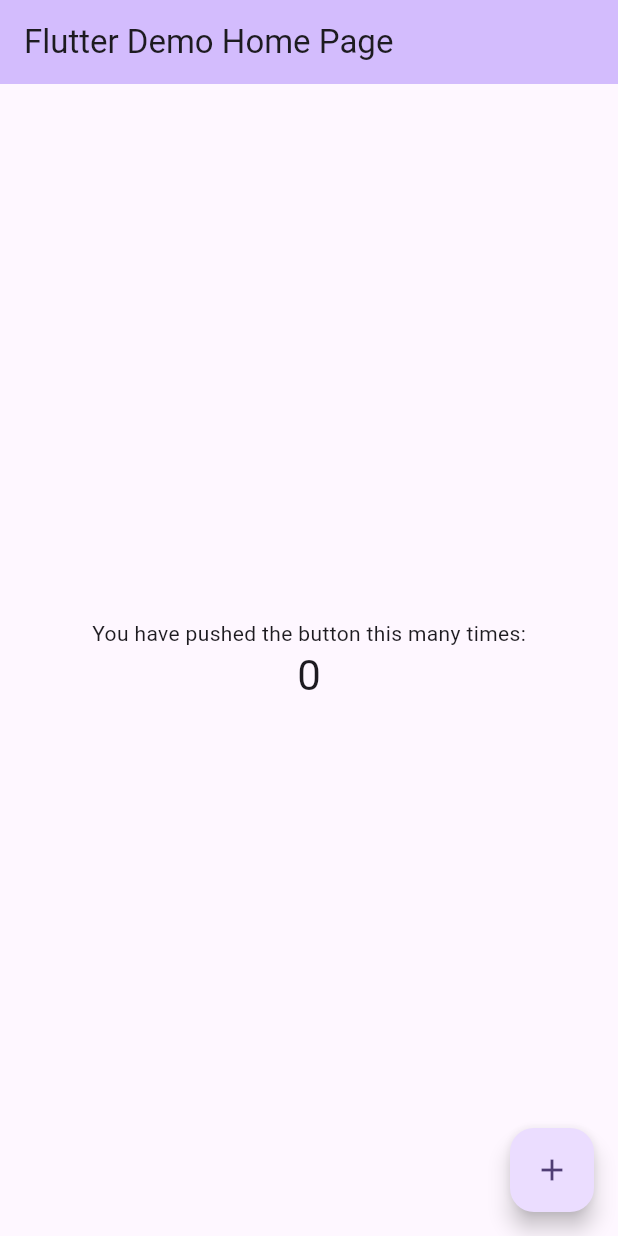
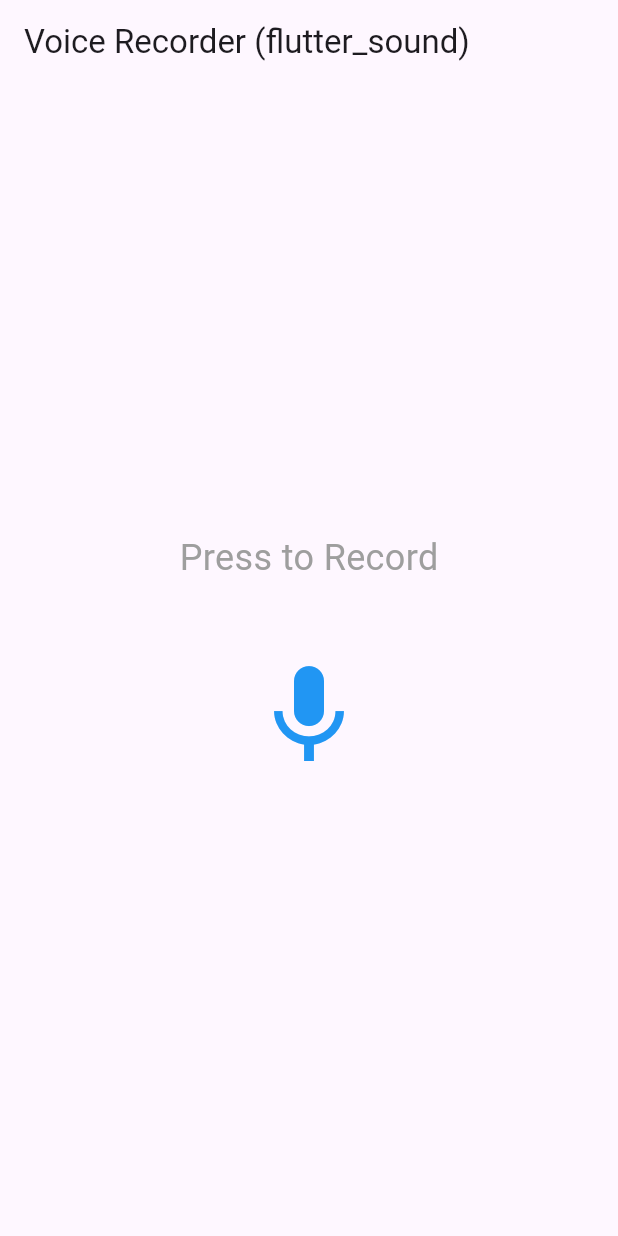
Before and after one commit to YEEDLIB/flutterapp, a Flutter app: the screen it shows after launch, on a phone screen of 412 x 824 dp. Run offline on Flutter 3.47's test engine with Material 3 defaults, Android fonts, the phone set to English and light mode, and no system bars; our stand-ins replace permission_handler; missing offline and left inert: flutter_sound.

Commit message:
Update main.dart

```diff
--- a/my_app/lib/main.dart
+++ b/my_app/lib/main.dart
@@ -1,122 +1,118 @@
+import 'dart:io';
 import 'package:flutter/material.dart';
+import 'package:flutter_sound/flutter_sound.dart';
+import 'package:path_provider/path_provider.dart';
+import 'package:permission_handler/permission_handler.dart';
 
 void main() {
-  runApp(const MyApp());
+  runApp(const VoiceRecorderApp());
 }
 
-class MyApp extends StatelessWidget {
-  const MyApp({super.key});
+class VoiceRecorderApp extends StatelessWidget {
+  const VoiceRecorderApp({super.key});
 
-  // This widget is the root of your application.
   @override
   Widget build(BuildContext context) {
     return MaterialApp(
-      title: 'Flutter Demo',
+      title: 'Voice Recorder',
       theme: ThemeData(
-        // This is the theme of your application.
-        //
-        // TRY THIS: Try running your application with "flutter run". You'll see
-        // the application has a purple toolbar. Then, without quitting the app,
-        // try changing the seedColor in the colorScheme below to Colors.green
-        // and then invoke "hot reload" (save your changes or press the "hot
-        // reload" button in a Flutter-supported IDE, or press "r" if you used
-        // the command line to start the app).
-        //
-        // Notice that the counter didn't reset back to zero; the application
-        // state is not lost during the reload. To reset the state, use hot
-        // restart instead.
-        //
-        // This works for code too, not just values: Most code changes can be
-        // tested with just a hot reload.
-        colorScheme: .fromSeed(seedColor: Colors.deepPurple),
+        primarySwatch: Colors.blue,
       ),
-      home: const MyHomePage(title: 'Flutter Demo Home Page'),
+      home: const VoiceRecorderPage(),
     );
   }
 }
 
-class MyHomePage extends StatefulWidget {
-  const MyHomePage({super.key, required this.title});
-
-  // This widget is the home page of your application. It is stateful, meaning
-  // that it has a State object (defined below) that contains fields that affect
-  // how it looks.
-
-  // This class is the configuration for the state. It holds the values (in this
-  // case the title) provided by the parent (in this case the App widget) and
-  // used by the build method of the State. Fields in a Widget subclass are
-  // always marked "final".
-
-  final String title;
+class VoiceRecorderPage extends StatefulWidget {
+  const VoiceRecorderPage({super.key});
 
   @override
-  State<MyHomePage> createState() => _MyHomePageState();
+  State<VoiceRecorderPage> createState() => _VoiceRecorderPageState();
 }
 
-class _MyHomePageState extends State<MyHomePage> {
-  int _counter = 0;
+class _VoiceRecorderPageState extends State<VoiceRecorderPage> {
+  final FlutterSoundRecorder _recorder = FlutterSoundRecorder();
+  bool _isRecorderInitialized = false;
+  bool _isRecording = false;
+  String? _recordingPath;
 
-  void _incrementCounter() {
+  @override
+  void initState() {
+    super.initState();
+    _initializeRecorder();
+  }
+
+  Future<void> _initializeRecorder() async {
+    await _recorder.openRecorder();
     setState(() {
-      // This call to setState tells the Flutter framework that something has
-      // changed in this State, which causes it to rerun the build method below
-      // so that the display can reflect the updated values. If we changed
-      // _counter without calling setState(), then the build method would not be
-      // called again, and so nothing would appear to happen.
-      _counter++;
+      _isRecorderInitialized = true;
+    });
+  }
+
+  Future<void> _requestPermissions() async {
+    await Permission.microphone.request();
+    await Permission.storage.request();
+  }
+
+  Future<void> _startRecording() async {
+    if (!_isRecorderInitialized) return;
+    await _requestPermissions();
+
+    final directory = await getApplicationDocumentsDirectory();
+    final path = '${directory.path}/voice_recording_${DateTime.now().millisecondsSinceEpoch}.wav';
+
+    await _recorder.startRecorder(
+      toFile: path,
+      codec: Codec.pcm16WAV,
+    );
+
+    setState(() {
+      _isRecording = true;
+      _recordingPath = path;
+    });
+  }
+
+  Future<void> _stopRecording() async {
+    if (!_isRecorderInitialized) return;
+    await _recorder.stopRecorder();
+    setState(() {
+      _isRecording = false;
     });
   }
 
   @override
+  void dispose() {
+    _recorder.closeRecorder();
+    super.dispose();
+  }
+
+  @override
   Widget build(BuildContext context) {
-    // This method is rerun every time setState is called, for instance as done
-    // by the _incrementCounter method above.
-    //
-    // The Flutter framework has been optimized to make rerunning build methods
-    // fast, so that you can just rebuild anything that needs updating rather
-    // than having to individually change instances of widgets.
     return Scaffold(
       appBar: AppBar(
-        // TRY THIS: Try changing the color here to a specific color (to
-        // Colors.amber, perhaps?) and trigger a hot reload to see the AppBar
-        // change color while the other colors stay the same.
-        backgroundColor: Theme.of(context).colorScheme.inversePrimary,
-        // Here we take the value from the MyHomePage object that was created by
-        // the App.build method, and use it to set our appbar title.
-        title: Text(widget.title),
+        title: const Text('Voice Recorder (flutter_sound)'),
       ),
       body: Center(
-        // Center is a layout widget. It takes a single child and positions it
-        // in the middle of the parent.
         child: Column(
-          // Column is also a layout widget. It takes a list of children and
-          // arranges them vertically. By default, it sizes itself to fit its
-          // children horizontally, and tries to be as tall as its parent.
-          //
-          // Column has various properties to control how it sizes itself and
-          // how it positions its children. Here we use mainAxisAlignment to
-          // center the children vertically; the main axis here is the vertical
-          // axis because Columns are vertical (the cross axis would be
-          // horizontal).
-          //
-          // TRY THIS: Invoke "debug painting" (choose the "Toggle Debug Paint"
-          // action in the IDE, or press "p" in the console), to see the
-          // wireframe for each widget.
-          mainAxisAlignment: .center,
+          mainAxisAlignment: MainAxisAlignment.center,
           children: [
-            const Text('You have pushed the button this many times:'),
             Text(
-              '$_counter',
-              style: Theme.of(context).textTheme.headlineMedium,
+              _isRecording ? 'Recording...' : 'Press to Record',
+              style: TextStyle(
+                fontSize: 24,
+                color: _isRecording ? Colors.red : Colors.grey,
+              ),
+            ),
+            const SizedBox(height: 40),
+            IconButton(
+              onPressed: _isRecording ? _stopRecording : _startRecording,
+              icon: Icon(_isRecording ? Icons.stop : Icons.mic),
+              iconSize: 80,
+              color: _isRecording ? Colors.red : Colors.blue,
             ),
           ],
         ),
       ),
-      floatingActionButton: FloatingActionButton(
-        onPressed: _incrementCounter,
-        tooltip: 'Increment',
-        child: const Icon(Icons.add),
-      ),
     );
   }
 }
```
